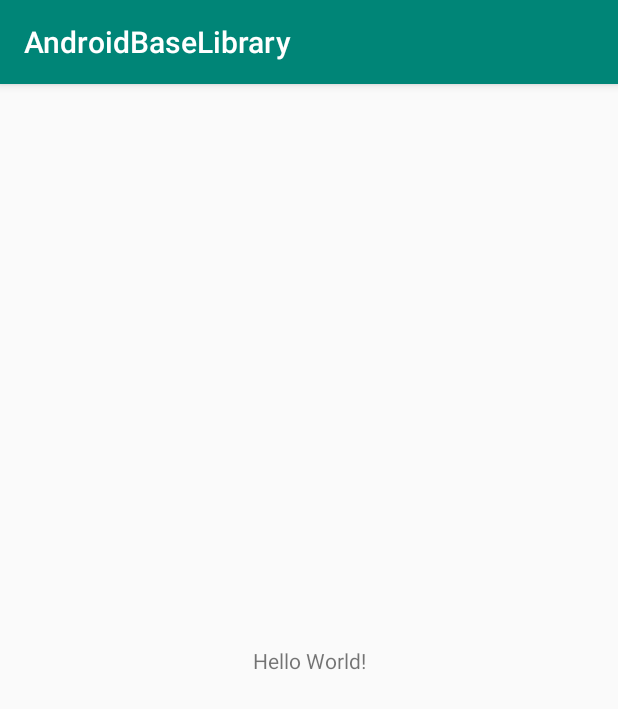
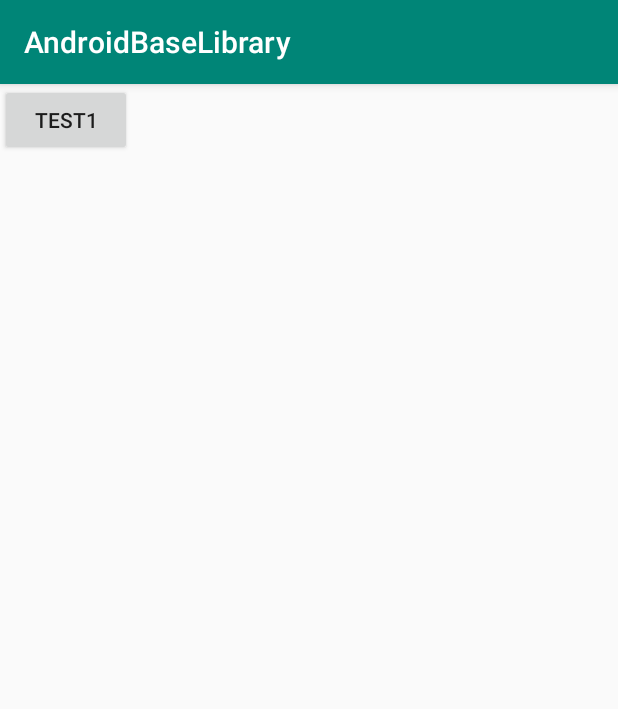
Before and after one commit to zxlabo/AndroidBaseLibrary, an Android app: the screen it shows after launch (MainActivity), on a phone screen of 412 x 824 dp. Shown: the top 709 px of the screen. Run offline under Robolectric (Android 15) with nearby library versions, the phone set to English and light mode, and no system bars.

Commit message:
second commit

```diff
--- a/app/src/main/java/com/base/MainActivity.kt
+++ b/app/src/main/java/com/base/MainActivity.kt
@@ -1,15 +1,26 @@
 package com.base
 
-import androidx.appcompat.app.AppCompatActivity
 import android.os.Bundle
-import com.baselibrary.utils.AppUtils
+import com.baselibrary.base.BaseVMActivity
+import com.baselibrary.extension.CreateViewModel
+import com.baselibrary.extension.setOnAvoidClickListener
+import kotlinx.android.synthetic.main.activity_main.*
 
-class MainActivity : AppCompatActivity() {
+class MainActivity : BaseVMActivity<MainViewModel>() {
 
-    override fun onCreate(savedInstanceState: Bundle?) {
-        super.onCreate(savedInstanceState)
-        setContentView(R.layout.activity_main)
-        AppUtils.getAppVersionName(this)
 
+    override fun setLayoutId(): Int {
+        return R.layout.activity_main
     }
+
+    override fun initView(savedInstanceState: Bundle?) {
+    }
+
+    override fun initListener() {
+        btn_test1.setOnAvoidClickListener {
+            mViewModel.showTip()
+        }
+    }
+
+    override fun createViewModel(): MainViewModel = CreateViewModel()
 }
--- /dev/null
+++ b/app/src/main/java/com/base/MainViewModel.kt
@@ -0,0 +1,20 @@
+package com.base
+
+import androidx.appcompat.app.AlertDialog
+import com.baselibrary.base.BaseViewModel
+
+/**
+ * author : Naruto
+ * date   : 2020-05-15
+ * desc   :
+ * version:
+ */
+class MainViewModel : BaseViewModel() {
+
+    fun showTip() {
+        startForContext {
+            AlertDialog.Builder(this).setTitle("title").create().show()
+        }
+    }
+
+}
--- a/app/src/main/res/layout/activity_main.xml
+++ b/app/src/main/res/layout/activity_main.xml
@@ -1,18 +1,16 @@
 <?xml version="1.0" encoding="utf-8"?>
-<androidx.constraintlayout.widget.ConstraintLayout xmlns:android="http://schemas.android.com/apk/res/android"
+<LinearLayout xmlns:android="http://schemas.android.com/apk/res/android"
     xmlns:app="http://schemas.android.com/apk/res-auto"
     xmlns:tools="http://schemas.android.com/tools"
     android:layout_width="match_parent"
     android:layout_height="match_parent"
+    android:orientation="vertical"
     tools:context=".MainActivity">
 
-    <TextView
+    <Button
+        android:id="@+id/btn_test1"
         android:layout_width="wrap_content"
         android:layout_height="wrap_content"
-        android:text="Hello World!"
-        app:layout_constraintBottom_toBottomOf="parent"
-        app:layout_constraintLeft_toLeftOf="parent"
-        app:layout_constraintRight_toRightOf="parent"
-        app:layout_constraintTop_toTopOf="parent" />
+        android:text="test1" />
 
-</androidx.constraintlayout.widget.ConstraintLayout>
+</LinearLayout>
--- a/baselibrary/build.gradle
+++ b/baselibrary/build.gradle
@@ -2,6 +2,8 @@ apply plugin: 'com.android.library'
 apply plugin: 'kotlin-android'
 apply plugin: 'kotlin-android-extensions'
 apply plugin: 'com.github.dcendents.android-maven'
+apply plugin: 'kotlin-kapt'
+
 
 android {
     compileSdkVersion 29
@@ -35,4 +37,7 @@ dependencies {
     testImplementation 'junit:junit:4.12'
     androidTestImplementation 'androidx.test.ext:junit:1.1.1'
     androidTestImplementation 'androidx.test.espresso:espresso-core:3.2.0'
+
+    api 'androidx.lifecycle:lifecycle-viewmodel-ktx:2.2.0'
+
 }
--- /dev/null
+++ b/baselibrary/src/main/java/com/baselibrary/base/BaseActivity.kt
@@ -0,0 +1,32 @@
+package com.baselibrary.base
+
+import android.content.Context
+import android.os.Bundle
+import androidx.appcompat.app.AppCompatActivity
+import kotlin.properties.Delegates
+
+abstract class BaseActivity : AppCompatActivity() {
+
+    protected var instance: Context by Delegates.notNull()
+
+    protected abstract fun setLayoutId(): Int
+
+    protected abstract fun initView(savedInstanceState: Bundle?)
+
+    override fun onCreate(savedInstanceState: Bundle?) {
+        super.onCreate(savedInstanceState)
+        instance = this
+        setContentView(setLayoutId())
+    }
+
+    override fun onPostCreate(savedInstanceState: Bundle?) {
+        super.onPostCreate(savedInstanceState)
+        initView(savedInstanceState)
+        initData()
+        initListener()
+    }
+
+    protected open fun initData() {}
+
+    protected open fun initListener() {}
+}
--- /dev/null
+++ b/baselibrary/src/main/java/com/baselibrary/base/BaseVMActivity.kt
@@ -0,0 +1,24 @@
+package com.baselibrary.base
+
+import android.os.Bundle
+import androidx.lifecycle.Observer
+import kotlin.properties.Delegates
+
+abstract class BaseVMActivity<T : BaseViewModel> : BaseActivity() {
+
+    protected var mViewModel: T by Delegates.notNull()
+
+    protected abstract fun createViewModel(): T
+
+    override fun onCreate(savedInstanceState: Bundle?) {
+        super.onCreate(savedInstanceState)
+        mViewModel = createViewModel()
+        // 接受到启动Activity事件，返回Activity实例
+        mViewModel.activityBlock.observe(this, Observer {
+            it?.block?.invoke(this)
+        })
+
+    }
+
+
+}
--- /dev/null
+++ b/baselibrary/src/main/java/com/baselibrary/base/BaseViewModel.kt
@@ -0,0 +1,16 @@
+package com.baselibrary.base
+
+import androidx.appcompat.app.AppCompatActivity
+import androidx.lifecycle.MutableLiveData
+import androidx.lifecycle.ViewModel
+import com.baselibrary.model.LifecycleEvent
+
+open class BaseViewModel : ViewModel() {
+     val activityBlock = MutableLiveData<LifecycleEvent>()
+
+
+    fun startForContext(block: AppCompatActivity.() -> Unit) {
+        activityBlock.postValue(LifecycleEvent(block))
+    }
+
+}
--- /dev/null
+++ b/baselibrary/src/main/java/com/baselibrary/extension/view-ktx.kt
@@ -0,0 +1,20 @@
+package com.baselibrary.extension
+
+import android.view.View
+import com.baselibrary.listener.CustomClickListener
+
+inline fun View.setOnAvoidClickListener(crossinline onSingleClick: (v: View) -> Unit) {
+    this.setOnClickListener(object : CustomClickListener() {
+        override fun onSingleClick(v: View) {
+            onSingleClick.invoke(v)
+        }
+    })
+}
+
+inline fun View.setOnAvoidClickListener(interval: Long, crossinline onSingleClick: (v: View) -> Unit) {
+    this.setOnClickListener(object : CustomClickListener(interval) {
+        override fun onSingleClick(v: View) {
+            onSingleClick.invoke(v)
+        }
+    })
+}
--- /dev/null
+++ b/baselibrary/src/main/java/com/baselibrary/extension/viewmodel-ktx.kt
@@ -0,0 +1,17 @@
+package com.baselibrary.extension
+
+import androidx.appcompat.app.AppCompatActivity
+import androidx.fragment.app.Fragment
+import androidx.lifecycle.ViewModel
+import androidx.lifecycle.ViewModelProvider
+
+
+inline fun <reified T : ViewModel> AppCompatActivity.CreateViewModel(): T =
+    ViewModelProvider(this)[T::class.java]
+
+
+fun <T : ViewModel?> AppCompatActivity.CreatV(clazz: Class<T>):T= ViewModelProvider(this)[clazz]
+
+
+inline fun <reified T : ViewModel> Fragment.CreateViewModel(): T =
+    ViewModelProvider(this)[T::class.java]
--- /dev/null
+++ b/baselibrary/src/main/java/com/baselibrary/listener/CustomClickListener.kt
@@ -0,0 +1,27 @@
+package com.baselibrary.listener
+
+import android.view.View
+
+abstract class CustomClickListener : View.OnClickListener {
+    private var mLastClickTime: Long = 0
+    private var timeInterval = 1000L
+
+    constructor()
+    constructor(interval: Long) {
+        timeInterval = interval
+    }
+
+    override fun onClick(v: View) {
+        val nowTime = System.currentTimeMillis()
+        if (nowTime - mLastClickTime > timeInterval) {
+            onSingleClick(v)
+            mLastClickTime = nowTime
+        } else {
+            onFastClick(v)
+        }
+    }
+
+    protected abstract fun onSingleClick(v: View)
+
+    protected open fun onFastClick(v: View) {}
+}
--- a/build.gradle
+++ b/build.gradle
@@ -1,5 +1,5 @@
 // Top-level build file where you can add configuration options common to all sub-projects/modules.
-
+apply from: "config.gradle"
 buildscript {
     ext.kotlin_version = '1.3.61'
     repositories {
```
Also changed, not shown: baselibrary/src/main/java/com/baselibrary/model/LifecycleEvent.kt (added, +10 -0 lines), config.gradle (added, +48 -0 lines).
